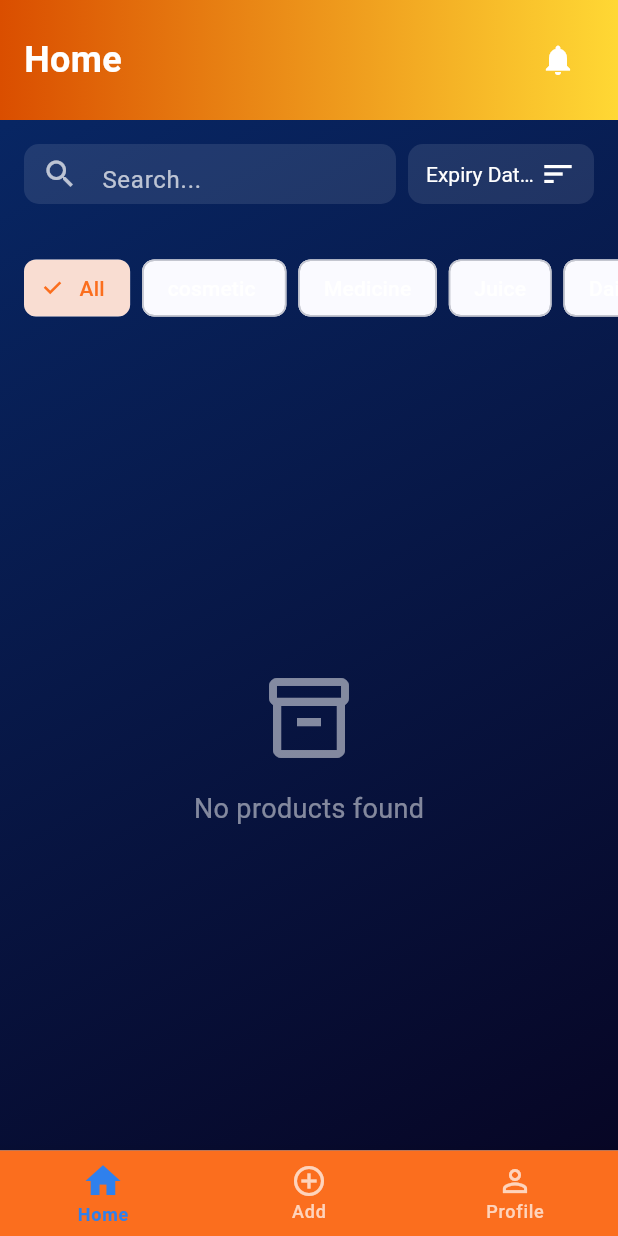
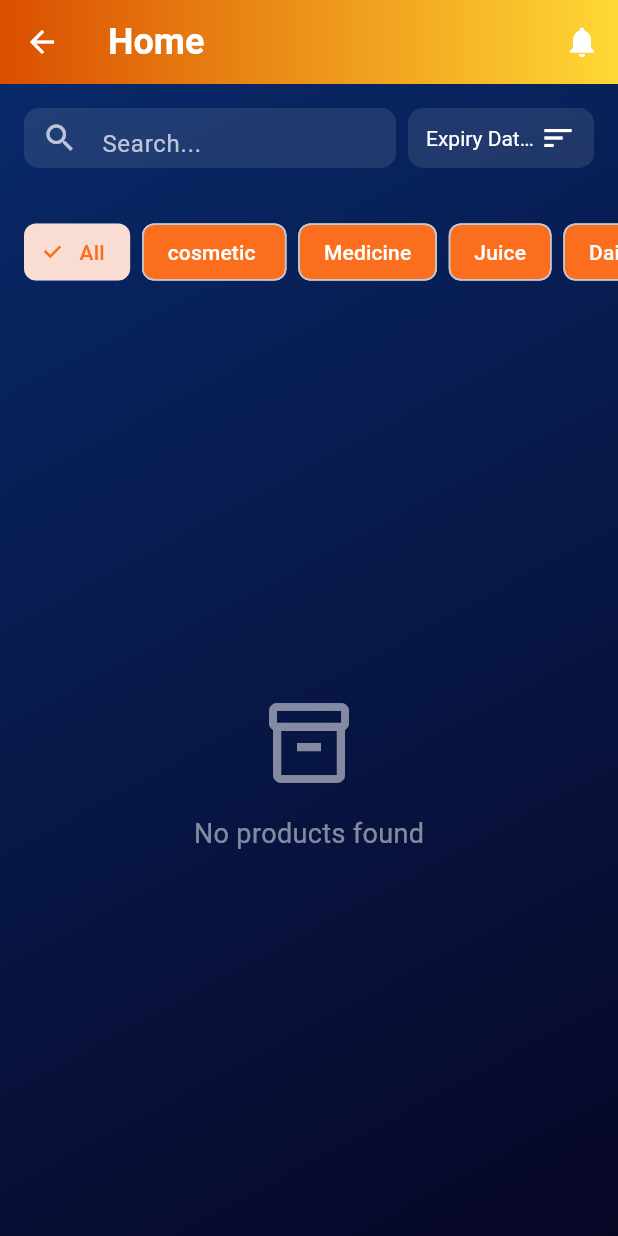
Before and after one commit to expirydateproject2025/finalyearproject, a Flutter app: the HomeScreen screen opened directly, on a phone screen of 412 x 824 dp. Run offline on Flutter 3.47's test engine with Material 3 defaults, Android fonts, the phone set to English and light mode, and no system bars; our stand-ins replace cached_network_image, cloud_firestore, firebase_auth, firebase_core, firebase_messaging, flutter_image_compress and 3 more; missing offline and left inert: cloudinary_public, google_mlkit_text_recognition; accounts and stored records are empty; generated files the repository leaves out were written again; statements that could not run were skipped.

Commit message:
new profile

```diff
--- a/lib/main.dart
+++ b/lib/main.dart
@@ -19,12 +19,14 @@ import 'services/notification_service.dart';
 
 // Routes
 import 'routes/app_routes.dart';
+import 'package:expirydatetracker/navigation/main_wrapper.dart';
 
 // Theme
 import 'theme/app_theme.dart';
 
 // Models/Providers
 import 'models/ProductProvider.dart';
+import 'package:expirydatetracker/navigation/bottom_nav_controller.dart';
 
 /// Background message handler (MUST be top-level function)
 @pragma('vm:entry-point')
@@ -99,7 +101,7 @@ class MyApp extends StatelessWidget {
     return MultiProvider(
       providers: [
         ChangeNotifierProvider(create: (_) => ProductProvider()),
-        // Add other providers here as needed
+        ChangeNotifierProvider(create: (_) => BottomNavController()),
       ],
       child: MaterialApp(
         title: 'Expiry Date Tracker',
@@ -110,9 +112,8 @@ class MyApp extends StatelessWidget {
           '/login': (context) => const LoginScreen(),
           '/signup': (context) => const SignupScreen(),
           '/forgot-password': (context) => const ForgotPasswordScreen(),
-          '/home': (context) => const HomeScreen(),
+          '/home': (context) => const MainWrapper(),
           '/notifications': (context) => const NotificationPage(),
-          '/add-product': (context) => const AddProductPage(),
           '/profile': (context) => const ProfilePage(),
           '/about': (context) => const AboutPage(),
         },
--- a/lib/routes/app_routes.dart
+++ b/lib/routes/app_routes.dart
@@ -4,21 +4,17 @@ import 'package:expirydatetracker/screens/home_screen.dart';
 import 'package:expirydatetracker/screens/auth/signup_screen.dart';
 import 'package:expirydatetracker/screens/add_product_page.dart';
 import 'package:firebase_auth/firebase_auth.dart';
+import 'package:expirydatetracker/navigation/main_wrapper.dart';
 
 class AppRoutes {
   static Map<String, WidgetBuilder> routes = {
     '/': (context) => const LoginScreen(),
-    '/home': (context) => const HomeScreen(),
+    '/home': (context) => const MainWrapper(),
     '/signup': (context) => const SignupScreen(),
-    '/AddProduct': (context) => const AddProductPage(),
   };
 
-  // Optional: Add this method if you want to handle auth routing in AppRoutes
   static Widget getInitialScreen() {
     final user = FirebaseAuth.instance.currentUser;
-    if (user != null) {
-      return const HomeScreen();
-    }
-    return const LoginScreen();
+    return user != null ? const MainWrapper() : const LoginScreen();
   }
 }
--- a/lib/screens/home_screen.dart
+++ b/lib/screens/home_screen.dart
@@ -1,7 +1,6 @@
 import 'package:flutter/material.dart';
 import 'package:cloud_firestore/cloud_firestore.dart';
 import 'package:firebase_auth/firebase_auth.dart';
-import 'package:expirydatetracker/widgets/bottom_nav.dart';
 import 'package:expirydatetracker/screens/notification_page.dart';
 import 'package:expirydatetracker/screens/profile_page.dart';
 import 'package:expirydatetracker/widgets/product_card.dart';
@@ -156,7 +155,7 @@ class _HomeScreenState extends State<HomeScreen> {
               labelStyle: TextStyle(
                 color: _selectedFilter == filter ? const Color(0xFFFB6E1E) : Colors.white,
               ),
-              backgroundColor: Colors.white.withOpacity(0.1),
+              backgroundColor: const Color(0xFFFB6E1E),
             ),
           );
         }).toList(),
@@ -261,6 +260,41 @@ class _HomeScreenState extends State<HomeScreen> {
   @override
   Widget build(BuildContext context) {
     return Scaffold(
+      appBar: _currentIndex == 0 ? AppBar(
+        title: const Text(
+          'Home',
+          style: TextStyle(
+            color: Colors.white,
+            fontSize: 24,
+            fontWeight: FontWeight.bold,
+          ),
+        ),
+        actions: [
+          IconButton(
+            icon: const Icon(Icons.notifications, color: Colors.white),
+            onPressed: () {
+              Navigator.push(
+                context,
+                MaterialPageRoute(
+                  builder: (context) => const NotificationPage(),
+                ),
+              );
+            },
+          ),
+        ],
+        flexibleSpace: Container(
+          decoration: const BoxDecoration(
+            gradient: LinearGradient(
+              colors: [
+                Color(0xFFDA4E00),
+                Color(0xFFFFD834),
+              ],
+              begin: Alignment.centerLeft,
+              end: Alignment.centerRight,
+            ),
+          ),
+        ),
+      ) : null,
       body: _currentIndex == 0
           ? Container(
         height: double.infinity,
@@ -278,44 +312,6 @@ class _HomeScreenState extends State<HomeScreen> {
         child: SafeArea(
           child: Column(
             children: [
-              // Top bar with "Home" and notifications with gradient
-              Container(
-                padding: const EdgeInsets.all(16.0),
-                decoration: const BoxDecoration(
-                  gradient: LinearGradient(
-                    colors: [
-                      Color(0xFFDA4E00),
-                      Color(0xFFFFD834),
-                    ],
-                    begin: Alignment.centerLeft,
-                    end: Alignment.centerRight,
-                  ),
-                ),
-                child: Row(
-                  mainAxisAlignment: MainAxisAlignment.spaceBetween,
-                  children: [
-                    const Text(
-                      'Home',
-                      style: TextStyle(
-                        color: Colors.white,
-                        fontSize: 24,
-                        fontWeight: FontWeight.bold,
-                      ),
-                    ),
-                    IconButton(
-                      icon: const Icon(Icons.notifications, color: Colors.white),
-                      onPressed: () {
-                        Navigator.push(
-                          context,
-                          MaterialPageRoute(
-                            builder: (context) => const NotificationPage(),
-                          ),
-                        );
-                      },
-                    ),
-                  ],
-                ),
-              ),
               // Search + Sort
               Padding(
                 padding: const EdgeInsets.symmetric(horizontal: 16.0, vertical: 16.0),
@@ -391,12 +387,6 @@ class _HomeScreenState extends State<HomeScreen> {
         ),
       )
           : _currentIndex == 1 ? Container() : const ProfilePage(), // If _currentIndex == 1, show empty container, if 2, show ProfilePage
-      bottomNavigationBar: CustomBottomNav(
-        currentIndex: _currentIndex,
-        onTap: (index) {
-          setState(() => _currentIndex = index);
-        },
-      ),
     );
   }
 }
--- a/lib/widgets/bottom_nav.dart
+++ /dev/null
@@ -1,78 +0,0 @@
-import 'package:flutter/material.dart';
-import 'package:expirydatetracker/theme/app_theme.dart';
-import 'package:expirydatetracker/screens/add_product_page.dart';
-
-
-class CustomBottomNav extends StatelessWidget {
-  final int currentIndex;
-  final ValueChanged<int> onTap;
-
-  const CustomBottomNav({
-    super.key,
-    required this.currentIndex,
-    required this.onTap,
-  });
-
-  @override
-  Widget build(BuildContext context) {
-    return BottomNavigationBar(
-      // We now have 3 items: 0 => Home, 1 => Add, 2 => Profile
-      currentIndex: currentIndex,
-      onTap: (index) async {
-        // If user taps the middle item => open AddProductPage
-        if (index == 1) {
-          final result = await Navigator.push(
-            context,
-            MaterialPageRoute(builder: (_) => const AddProductPage()),
-          );
-          // If you need to refresh HomeScreen or do something with 'result', handle it here.
-        } else {
-          // Otherwise (Home or Profile), just switch tabs
-          onTap(index);
-        }
-      },
-      type: BottomNavigationBarType.fixed,
-      elevation: 8,
-      selectedItemColor: AppTheme.primaryColor,
-      unselectedItemColor: AppTheme.secondaryColor.withOpacity(0.7),
-      backgroundColor: const Color(0xFFFB6E1E),
-      showSelectedLabels: true,
-      showUnselectedLabels: true,
-      selectedLabelStyle: const TextStyle(
-        fontWeight: FontWeight.w600,
-        fontSize: 12,
-        letterSpacing: 0.5,
-      ),
-      unselectedLabelStyle: const TextStyle(
-        fontWeight: FontWeight.w500,
-        fontSize: 12,
-        letterSpacing: 0.5,
-      ),
-      selectedIconTheme: const IconThemeData(
-        size: 28,
-        color: AppTheme.primaryColor,
-      ),
-      unselectedIconTheme: IconThemeData(
-        size: 24,
-        color: AppTheme.secondaryColor.withOpacity(0.7),
-      ),
-      items: const [
-        BottomNavigationBarItem(
-          icon: Icon(Icons.home_outlined),
-          activeIcon: Icon(Icons.home),
-          label: 'Home',
-        ),
-        BottomNavigationBarItem(
-          icon: Icon(Icons.add_circle_outline),
-          activeIcon: Icon(Icons.add_circle),
-          label: 'Add',
-        ),
-        BottomNavigationBarItem(
-          icon: Icon(Icons.person_outline),
-          activeIcon: Icon(Icons.person),
-          label: 'Profile',
-        ),
-      ],
-    );
-  }
-}
```
Also changed, not shown: lib/pages/edit_product_page.dart (+47 -65 lines), lib/pages/product_detail_page.dart (+94 -19 lines), lib/screens/add_product_page.dart (+3 -5 lines), lib/screens/notification_page.dart (+18 -19 lines), lib/screens/profile_page.dart (+51 -35 lines), lib/widgets/animated_bottom_nav.dart (added, +184 -0 lines).
